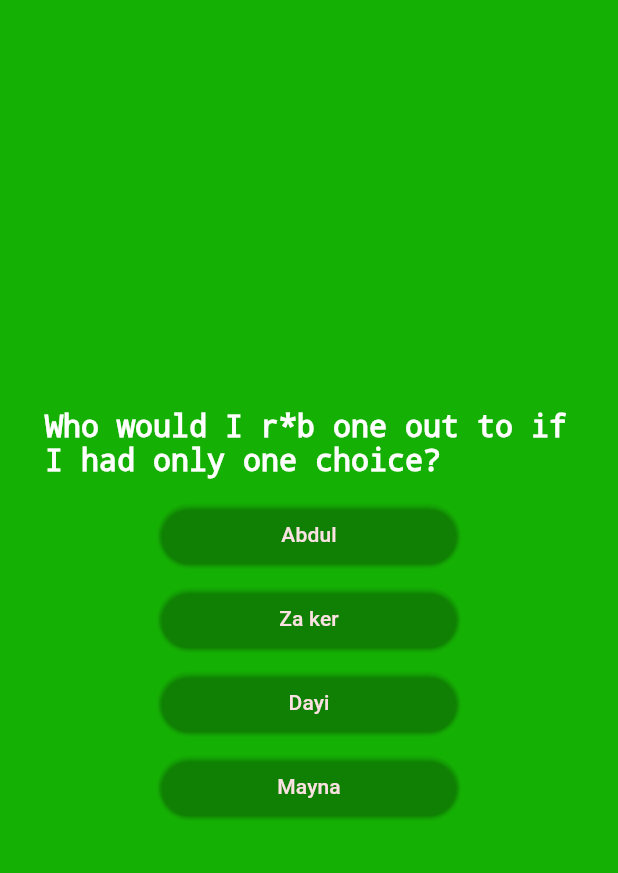
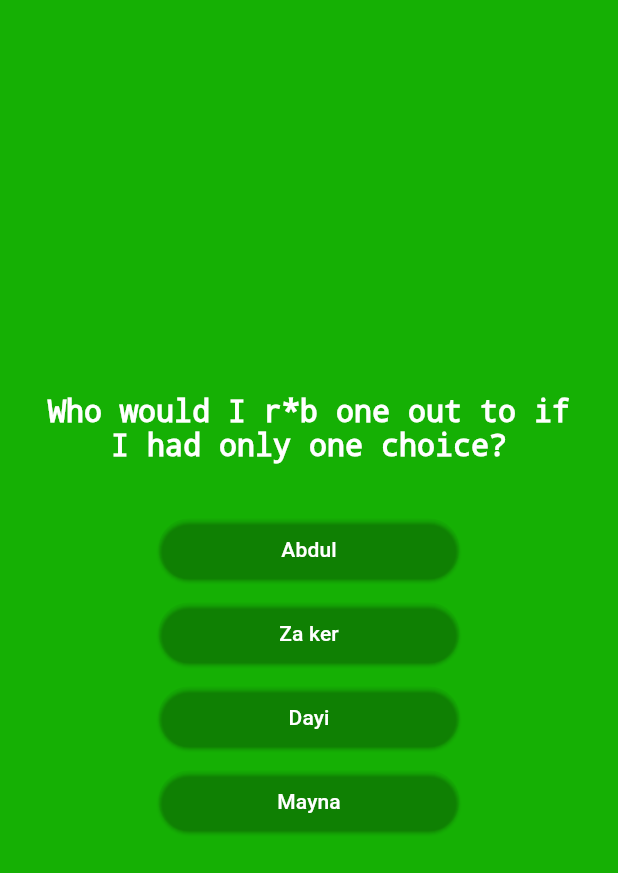
Before and after one commit to idrisazim/Quiz, a Flutter app: the screen it shows after launch, after a tap on "Lets find out!", on a phone screen of 412 x 824 dp. Shown: the top 873 px of the screen. Run offline on Flutter 3.47's test engine with Material 3 defaults, Android fonts, the phone set to English and light mode, and no system bars.

Commit message:
Shuffling answers

```diff
--- a/lib/answer_button.dart
+++ b/lib/answer_button.dart
@@ -18,7 +18,7 @@ class AnswerButton extends StatelessWidget {
                   padding:
                       const EdgeInsets.symmetric(horizontal: 50, vertical: 10),
                   backgroundColor: const Color.fromARGB(0, 0, 0, 0),
-                  foregroundColor: const Color.fromARGB(255, 251, 225, 225),
+                  foregroundColor: Colors.white,
                   shape: RoundedRectangleBorder(
                       borderRadius: BorderRadius.circular(25.0))),
               child: Text(answerText),
--- a/lib/models/quiz_questions.dart
+++ b/lib/models/quiz_questions.dart
@@ -3,4 +3,10 @@ class QuizQuestion {
 
   final String text;
   final List<String> answers;
+
+  List<String> getShuffledAnswers() {
+    final shuffledList = List.of(answers);
+    shuffledList.shuffle();
+    return shuffledList;
+  }
 }
--- a/lib/questions.dart
+++ b/lib/questions.dart
@@ -22,16 +22,20 @@ class _QuestionsState extends State<Questions> {
           width: double.infinity,
           child: Column(
             mainAxisAlignment: MainAxisAlignment.center,
+            //crossAxisAlignment: CrossAxisAlignment.stretch,
             children: [
               Container(
                   margin: const EdgeInsets.only(
-                      right: 30.0, left: 30.0, bottom: 10.0),
-                  child: Text(currentQuestion.text,
-                      style: const TextStyle(
-                        color: Colors.white,
-                        fontSize: 20.0,
-                        decoration: TextDecoration.none,
-                      ))),
+                      right: 30.0, left: 30.0, bottom: 30.0),
+                  child: Text(
+                    currentQuestion.text,
+                    style: const TextStyle(
+                      color: Colors.white,
+                      fontSize: 20.0,
+                      decoration: TextDecoration.none,
+                    ),
+                    textAlign: TextAlign.center, // Centering the text
+                  )),
               ...currentQuestion.answers.map((answer) {
                 // The 3 dot here converts to list to individual items
                 return AnswerButton(answer, () {});
```
